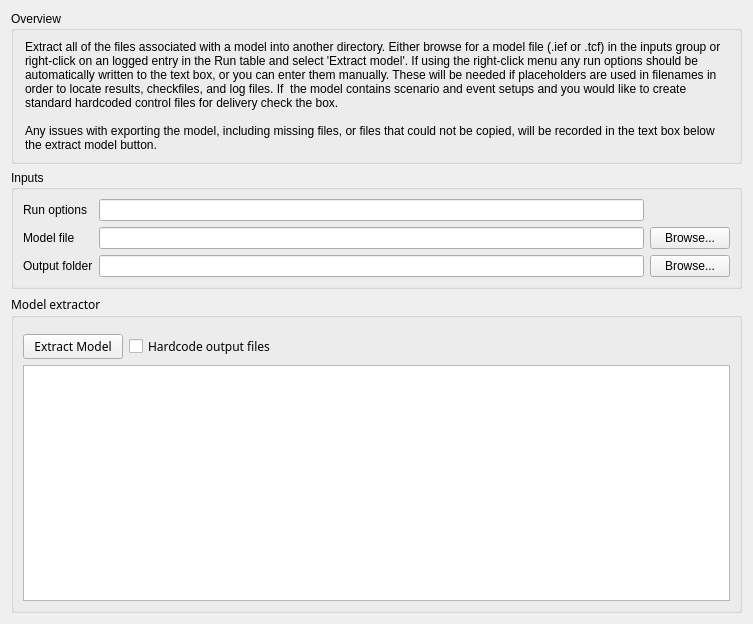
Above: src/logit/extractmodel/ModelExtractor_Widget.ui from ErmeviewEnvironmentalLtd/LogIT before the change. Below: the same form after it.
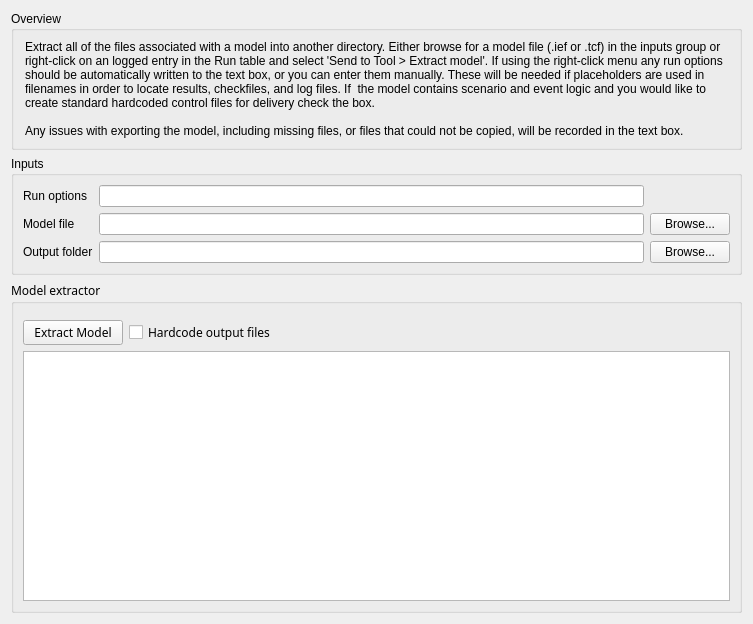
That is the form after the change.

Commit message:
Updated to use new SHIP .trd file setup.
Tuflow .trd files are now treated like any other control file
in the SHIP library. This corrects as misconception with them.

A TRD and TRD_FILES table has been included and TRD has been
added to the RUN table. The GUI has been updated to accomodate
these changes.

All tests pass. Some additional needed.

The edit to the form file:
```diff
--- a/src/logit/extractmodel/ModelExtractor_Widget.ui
+++ b/src/logit/extractmodel/ModelExtractor_Widget.ui
@@ -35,9 +35,9 @@
          <enum>QFrame::Raised</enum>
         </property>
         <property name="text">
-         <string>Extract all of the files associated with a model into another directory. Either browse for a model file (.ief or .tcf) in the inputs group or right-click on an logged entry in the Run table and select 'Extract model'. If using the right-click menu any run options should be automatically written to the text box, or you can enter them manually. These will be needed if placeholders are used in filenames in order to locate results, checkfiles, and log files. If  the model contains scenario and event setups and you would like to create standard hardcoded control files for delivery check the box.
+         <string>Extract all of the files associated with a model into another directory. Either browse for a model file (.ief or .tcf) in the inputs group or right-click on an logged entry in the Run table and select 'Send to Tool &gt; Extract model'. If using the right-click menu any run options should be automatically written to the text box, or you can enter them manually. These will be needed if placeholders are used in filenames in order to locate results, checkfiles, and log files. If  the model contains scenario and event logic and you would like to create standard hardcoded control files for delivery check the box.
 
-Any issues with exporting the model, including missing files, or files that could not be copied, will be recorded in the text box below the extract model button.</string>
+Any issues with exporting the model, including missing files, or files that could not be copied, will be recorded in the text box.</string>
         </property>
         <property name="textFormat">
          <enum>Qt::PlainText</enum>
```
The commit also changes 13 other files.
